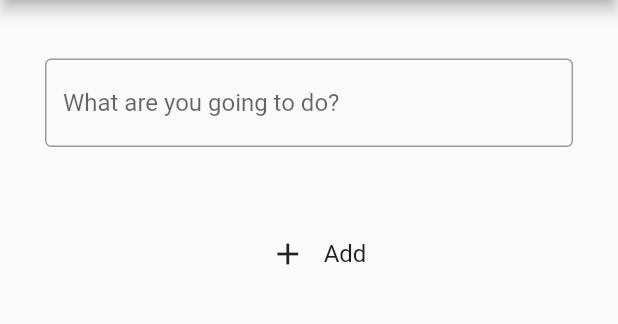
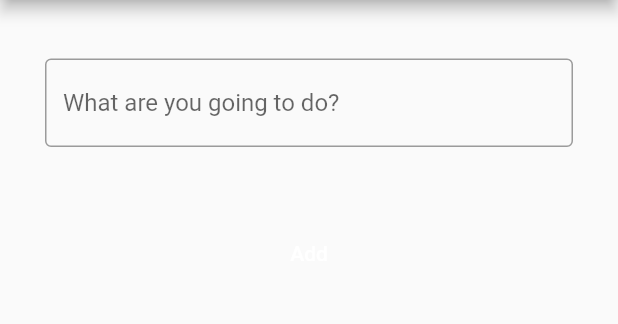
Before and after one commit to gu-tig169/guslarseju, a Flutter app: the screen it shows after launch, after a tap on the "add" icon, on a phone screen of 412 x 824 dp, the part 84-408 px from its top. Run offline on Flutter 3.47's test engine with Material 2 defaults, Android fonts, the phone set to English and light mode, and no system bars.

Commit message:
buttons funkar inte

```diff
--- /dev/null
+++ b/lib/firstview.dart
@@ -0,0 +1,62 @@
+
+import 'package:flutter/material.dart';
+import 'package:provider/provider.dart';
+
+import 'model.dart';
+import 'secondview.dart';
+import 'tasklist.dart';
+
+
+
+class FirstView extends StatefulWidget {
+  @override
+  _FirstViewState createState() => _FirstViewState();
+}
+
+class _FirstViewState extends State<FirstView> {
+
+  @override
+
+  Widget build(BuildContext context) {
+    return Scaffold(
+      appBar: AppBar(
+        title: Text("TIG169 TODO"),
+        actions: [
+          _popupWindow()
+        ],
+              centerTitle: true,
+      ),
+      body: Consumer<MyState>(
+        builder: (context,state, child) => TaskList(state.list)),
+      floatingActionButton: FloatingActionButton(
+        child: Icon(Icons.add),
+        onPressed: () async {
+          var newTask = await Navigator.push(
+            context,
+            MaterialPageRoute(
+              builder: (context) => SecondView(TodoTask (message: '', ))));
+          if (newTask != null) {
+            Provider.of<MyState>(context, listen: false).addTodo(newTask);
+
+          }
+        },
+      )
+    );
+  }
+}
+  Widget _popupWindow() {
+  return PopupMenuButton<String>(
+    itemBuilder: (context) =>[
+      PopupMenuItem(child: Text('All'),
+      ),
+      PopupMenuItem(child: Text('Done'),
+      ),
+      PopupMenuItem(child: Text('Undone'),
+      ),
+    ],
+    icon: Icon(Icons.more_vert,
+    size: 30,
+    color: Colors.black,
+    ),
+  );
+}
--- a/lib/main.dart
+++ b/lib/main.dart
@@ -1,7 +1,16 @@
 import 'package:flutter/material.dart';
+import 'model.dart';
+import 'package:provider/provider.dart';
+import 'firstview.dart';
 
 void main() {
-  runApp(MyApp());
+  var state = MyState();
+
+  runApp(
+    ChangeNotifierProvider(
+    create: (context) => state,
+    child: MyApp(),
+    ));
 }
 
 class MyApp extends StatelessWidget {
@@ -11,153 +20,9 @@ class MyApp extends StatelessWidget {
       title: "My first app",
       theme: ThemeData(
       primarySwatch: Colors.grey,
+      visualDensity: VisualDensity.adaptivePlatformDensity,
 
       ),
-      home: Scaffold(
-            appBar: AppBar(
-              title: Text("TIG169 TODO"),
-              centerTitle: true,
-              actions: [
-                _popupWindow(),
-         ],
-        ),
-            body: MainView(),
-          ),
-    );
-  }
-}
-
-
-class MainView extends StatelessWidget {
-  Widget build(BuildContext context) {
-    return Scaffold(
-      body:
-      _myListView(context),
-
-    floatingActionButton: FloatingActionButton(
-      child: Icon(Icons.add),
-      onPressed: () {
-        Navigator.push(context,
-        MaterialPageRoute(builder: (context) => SecondView()));
-      },
-    ),
-    );
-
-  }
-}
-
-Widget _popupWindow() {
-  return PopupMenuButton<String>(
-    itemBuilder: (context) =>[
-      PopupMenuItem(child: Text('All'),
-      ),
-      PopupMenuItem(child: Text('Done'),
-      ),
-      PopupMenuItem(child: Text('Undone'),
-      ),
-    ],
-    icon: Icon(Icons.more_vert,
-    size: 30,
-    color: Colors.black,
-    ),
-  );
-}
-
-Widget _myListView(BuildContext context) {
-      return ListView(
-        children: ListTile.divideTiles(
-          context: context,
-          tiles: [
-            ListTile(
-              leading: Checkbox(value: false, onChanged: _onChanged),
-              title: Text('Write a book'),
-              trailing: IconButton(icon: Icon(Icons.clear), onPressed: () {}),
-            ),
-            ListTile(
-              leading: Checkbox(value: false, onChanged: _onChanged),
-              title: Text('Do homework'),
-              trailing: IconButton(icon: Icon(Icons.clear), onPressed: () {}),
-            ),
-            ListTile(
-              leading: Checkbox(value: true, onChanged: _onChanged),
-              title: Text('Tidy room'),
-              trailing: IconButton(icon: Icon(Icons.clear), onPressed: () {}),
-            ),
-            ListTile(
-              leading: Checkbox(value: false, onChanged: _onChanged),
-              title: Text('Watch TV'),
-              trailing: IconButton(icon: Icon(Icons.clear), onPressed: () {}),
-            ),
-            ListTile(
-              leading: Checkbox(value: false, onChanged: _onChanged),
-              title: Text('Nap'),
-              trailing: IconButton(icon: Icon(Icons.clear), onPressed: () {}),
-            ),
-            ListTile(
-              leading: Checkbox(value: false, onChanged: _onChanged),
-              title: Text('Shop groceries'),
-              trailing: IconButton(icon: Icon(Icons.clear), onPressed: () {}),
-            ),
-            ListTile(
-              leading: Checkbox(value: false, onChanged: _onChanged),
-              title: Text('Have fun'),
-              trailing: IconButton(icon: Icon(Icons.clear), onPressed: () {}),
-            ),
-            ListTile(
-              leading: Checkbox(value: false, onChanged: _onChanged),
-              title: Text('Meditate'),
-              trailing: IconButton(icon: Icon(Icons.clear), onPressed: () {}),
-            ),
-          ],
-        ).toList(),
-      );
+      home: FirstView(),);
+      }
     }
-
-void _onChanged(bool value) {
-
-}
-
-class SecondView extends StatelessWidget {
-  Widget build(BuildContext context) {
-    return Scaffold(
-      appBar: AppBar(
-        title: Text("TIG169 TODO"),
-              centerTitle: true,
-      ),
-      body: Center(
-        child: Container(
-          child: Column(
-          mainAxisAlignment: MainAxisAlignment.start,
-          children: [
-            Container(height: 39,),
-            Container(margin: EdgeInsets.only(left: 30, right: 30),
-            child: TextFormField(
-              decoration: InputDecoration(
-                border: OutlineInputBorder(),
-                hintText: 'What are you going to do?'
-              ),
-            )
-            ),
-            Container(height: 47,),
-            Row(mainAxisAlignment: MainAxisAlignment.center,
-            children: [
-                IconButton(
-                  icon: Icon(Icons.add),
-                  onPressed: () {}, ),
-              Container(
-
-                child: Text('Add', style: TextStyle(fontSize: 16),)
-
-              )
-
-            ],)
-          ],
-        ),
-        ),
-
-
-      ),
-
-    );
-  }
-}
--- /dev/null
+++ b/lib/model.dart
@@ -0,0 +1,27 @@
+
+import 'package:flutter/material.dart';
+
+class TodoTask {
+  String message;
+
+
+  TodoTask({this.message});
+
+}
+class MyState extends ChangeNotifier {
+  List<TodoTask> _list = [
+    TodoTask(message: 'hej')
+  ];
+
+  List<TodoTask> get list => _list;
+
+  void addTodo(TodoTask memo) {
+    _list.add(memo);
+    notifyListeners();
+  }
+  void removeTask(TodoTask memo) {
+    _list.remove(memo);
+    notifyListeners();
+
+  }
+}
--- /dev/null
+++ b/lib/secondview.dart
@@ -0,0 +1,73 @@
+import 'package:flutter/material.dart';
+import 'model.dart';
+
+class SecondView extends StatefulWidget {
+  final TodoTask memo;
+
+  SecondView(this.memo);
+
+  @override
+  State<StatefulWidget> createState() {
+    return SecondViewState(memo);
+  }
+}
+
+class SecondViewState extends State<SecondView> {
+  String message;
+
+
+  TextEditingController textEditingController;
+
+  SecondViewState(TodoTask memo) {
+    this.message = memo.message;
+
+
+    textEditingController = TextEditingController(text: memo.message);
+
+    textEditingController.addListener(() {
+      setState(() {
+        message = textEditingController.text;
+      });
+    });
+  }
+
+  Widget build(BuildContext context) {
+    return Scaffold(
+      appBar: AppBar(
+        title: Text("TIG169 TODO"),
+              centerTitle: true,
+      ),
+      body: Center(
+        child: Container(
+          child: Column(
+          mainAxisAlignment: MainAxisAlignment.start,
+          children: [
+            Container(height: 39,),
+            Container(margin: EdgeInsets.only(left: 30, right: 30),
+            child: TextFormField(
+              decoration: InputDecoration(
+                border: OutlineInputBorder(),
+                hintText: 'What are you going to do?'
+              ),
+            )
+            ),
+            Container(height: 47,),
+            Row(mainAxisAlignment: MainAxisAlignment.center,
+            children: [
+              FlatButton(
+                child: Text('Add', style: TextStyle(color: Colors.white)),
+                onPressed: () {
+                  Navigator.pop(
+                    context,
+                    TodoTask(
+                      message: message));
+             },
+            )
+          ])
+        ],)
+        ),
+      ),
+
+    );
+  }
+}
--- /dev/null
+++ b/lib/tasklist.dart
@@ -0,0 +1,33 @@
+
+import 'package:flutter/material.dart';
+import 'package:provider/provider.dart';
+import 'model.dart';
+
+
+class TaskList extends StatelessWidget {
+  final List<TodoTask> list;
+
+  TaskList(this.list);
+
+  Widget build(BuildContext context) {
+
+    return ListView(
+      children: list.map((memo) => _taskItem(context, memo)).toList()
+      );
+    }
+  }
+  Widget _taskItem(context, TodoTask memo) {
+    return ListTile(
+              leading: Checkbox(
+                value: false, onChanged: (bool val){}),
+
+              title: Text(memo.message),
+              trailing: IconButton(
+                icon: Icon(Icons.clear),
+                onPressed: () {
+                  var state = Provider.of<MyState>(context, listen: false);
+                  state.removeTask(memo);
+                },
+                ),
+                );
+  }
--- a/pubspec.yaml
+++ b/pubspec.yaml
@@ -28,6 +28,7 @@ dependencies:
   # The following adds the Cupertino Icons font to your application.
   # Use with the CupertinoIcons class for iOS style icons.
   cupertino_icons: ^1.0.0
+  provider: ^4.3.2+2
 
 dev_dependencies:
   flutter_test:
```
Also changed, not shown: pubspec.lock.
